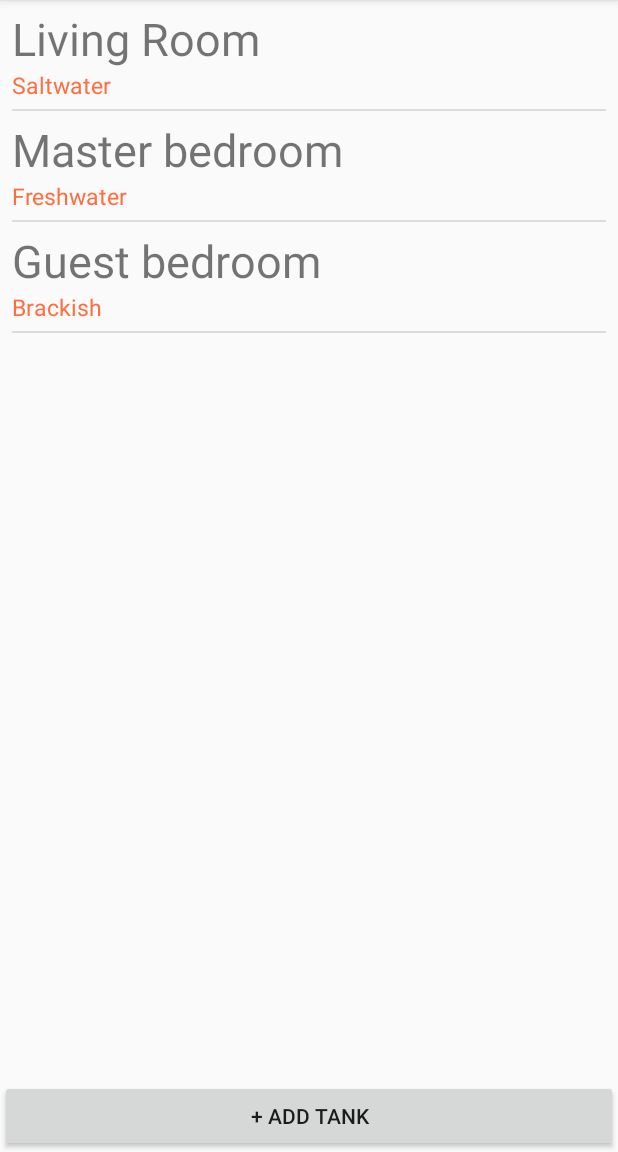
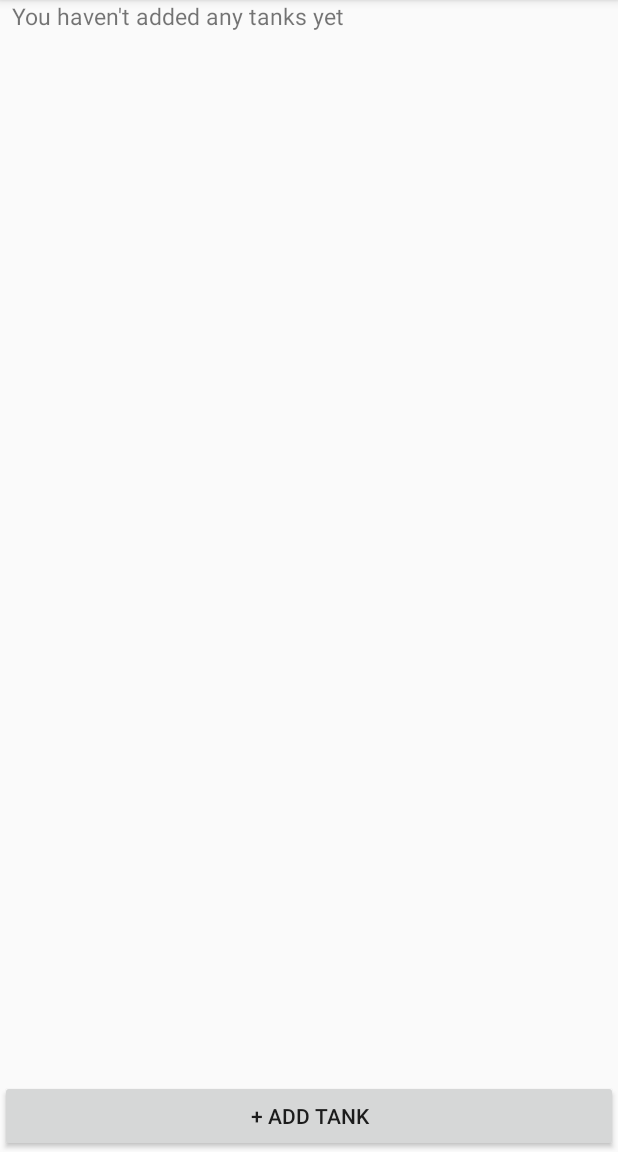
Before and after one commit to WRuman/intellitank, an Android app: the screen it shows after launch (MainActivity), on a phone screen of 412 x 824 dp, the part 84-1236 px from its top. Run offline under Robolectric (Android 15) with nearby library versions, the phone set to English and light mode, and no system bars.

Commit message:
Adds cursor adapter for tank list fragment

```diff
--- a/app/src/main/java/com/ruman/android/intellitank/NewTankActivity.java
+++ b/app/src/main/java/com/ruman/android/intellitank/NewTankActivity.java
@@ -57,6 +57,7 @@ public class NewTankActivity extends AppCompatActivity {
         db.insert(TankStoreContract.TankTable.TABLE_NAME,
                   null,
                   vals);
+        db.close();
         retval.putExtra("Tank", t);
         setResult(RESULT_OK, retval);
         finish();
--- a/app/src/main/java/com/ruman/android/intellitank/fragments/TankList.java
+++ b/app/src/main/java/com/ruman/android/intellitank/fragments/TankList.java
@@ -1,6 +1,8 @@
 package com.ruman.android.intellitank.fragments;
 
 import android.content.Context;
+import android.database.Cursor;
+import android.database.sqlite.SQLiteDatabase;
 import android.os.Bundle;
 import android.support.v4.app.ListFragment;
 import android.view.LayoutInflater;
@@ -9,6 +11,7 @@ import android.view.ViewGroup;
 
 import com.ruman.android.intellitank.R;
 import com.ruman.android.intellitank.Tank;
+import com.ruman.android.intellitank.persistence.TankStoreContract;
 
 import java.util.ArrayList;
 import java.util.List;
@@ -22,14 +25,27 @@ public class TankList extends ListFragment {
         // Required empty public constructor
     }
 
+    private SQLiteDatabase getDB(Context ctx) {
+        TankStoreContract tankCon = new TankStoreContract();
+        TankStoreContract.TankStoreDbHelper dbHelper = tankCon.new TankStoreDbHelper(ctx);
+        return dbHelper.getReadableDatabase();
+    }
+
     @Override
     public void onCreate(Bundle savedInstanceState) {
         super.onCreate(savedInstanceState);
-        tankList = new ArrayList<Tank>();
-        tankList.add(new Tank("Living Room", "Saltwater"));
-        tankList.add(new Tank("Master bedroom", "Freshwater"));
-        tankList.add(new Tank("Guest bedroom", "Brackish"));
-        tankListAdaptor = new TankListAdaptor(getActivity(), tankList);
+        SQLiteDatabase db = getDB(getContext());
+        String[] cols = {
+                "_id",
+                TankStoreContract.TankTable.COL_TANK_NAME,
+                TankStoreContract.TankTable.COL_TANK_TYPE,
+                TankStoreContract.TankTable.COL_TANK_ID
+        };
+        String sort = TankStoreContract.TankTable.COL_TANK_NAME + " asc";
+        System.out.println(sort);
+        Cursor tankCursor = db.query(TankStoreContract.TankTable.TABLE_NAME, cols, null, null, null, null, sort, null);
+
+        tankListAdaptor = new TankListAdaptor(getActivity(), tankCursor, 0);
     }
 
     @Override
--- a/app/src/main/java/com/ruman/android/intellitank/fragments/TankListAdaptor.java
+++ b/app/src/main/java/com/ruman/android/intellitank/fragments/TankListAdaptor.java
@@ -2,21 +2,25 @@ package com.ruman.android.intellitank.fragments;
 
 import android.app.Activity;
 import android.content.Context;
+import android.database.Cursor;
+import android.text.Layout;
 import android.view.LayoutInflater;
 import android.view.View;
 import android.view.ViewGroup;
 import android.widget.ArrayAdapter;
+import android.widget.CursorAdapter;
 import android.widget.TextView;
 
 import com.ruman.android.intellitank.R;
 import com.ruman.android.intellitank.Tank;
+import com.ruman.android.intellitank.persistence.TankStoreContract;
 
 import java.util.List;
 
 /**
  * Created by will.ruman on 8/1/16.
  */
-public class TankListAdaptor extends ArrayAdapter {
+public class TankListAdaptor extends CursorAdapter {
 
     private Context context;
     private ViewHolder vHold;
@@ -26,30 +30,25 @@ public class TankListAdaptor extends ArrayAdapter {
         TextView tankType;
     }
 
-    public TankListAdaptor(Context context, List tanks) {
-        super(context, android.R.layout.simple_list_item_2, tanks);
+    public TankListAdaptor(Context context, Cursor cursor, int flags) {
+        super(context, cursor, flags);
         this.context = context;
     }
 
-    public View getView(int position, View convertView, ViewGroup parent) {
+    @Override
+    public View newView(Context context, Cursor cursor, ViewGroup parent) {
+        return LayoutInflater.from(context).inflate(R.layout.tank_list_item, parent, false);
+    }
 
-        // First showing, do our view lookups
-        if(convertView == null) {
-            LayoutInflater inflator = (LayoutInflater) context.getSystemService(Activity.LAYOUT_INFLATER_SERVICE);
-            convertView = inflator.inflate(R.layout.tank_list_item, null);
-            vHold = new ViewHolder();
-            vHold.tankName = (TextView) convertView.findViewById(R.id.tank_list_item_name);
-            vHold.tankType = (TextView) convertView.findViewById(R.id.tank_list_item_type);
-            convertView.setTag(vHold);
-        } else {
-            // Use existing view data
-            vHold = (ViewHolder) convertView.getTag();
-        }
+    @Override
+    public void bindView(View view, Context context, Cursor cursor) {
+        vHold = new ViewHolder();
+        vHold.tankName = (TextView) view.findViewById(R.id.tank_list_item_name);
+        vHold.tankType = (TextView) view.findViewById(R.id.tank_list_item_type);
+        String nameCol = TankStoreContract.TankTable.COL_TANK_NAME;
+        String typeCol = TankStoreContract.TankTable.COL_TANK_TYPE;
 
-        Tank tank = (Tank) getItem(position);
-        vHold.tankName.setText(tank.getTankName());
-        vHold.tankType.setText(tank.getTankType());
-
-        return convertView;
+        vHold.tankName.setText(cursor.getString(cursor.getColumnIndex(nameCol)));
+        vHold.tankType.setText(cursor.getString(cursor.getColumnIndex(typeCol)));
     }
 }
```
